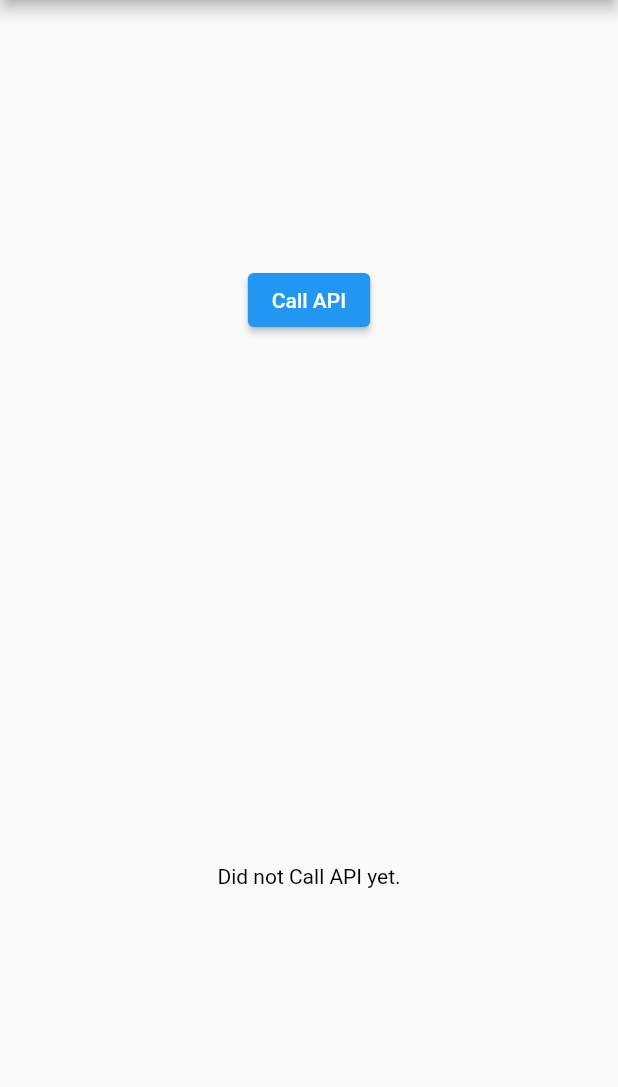
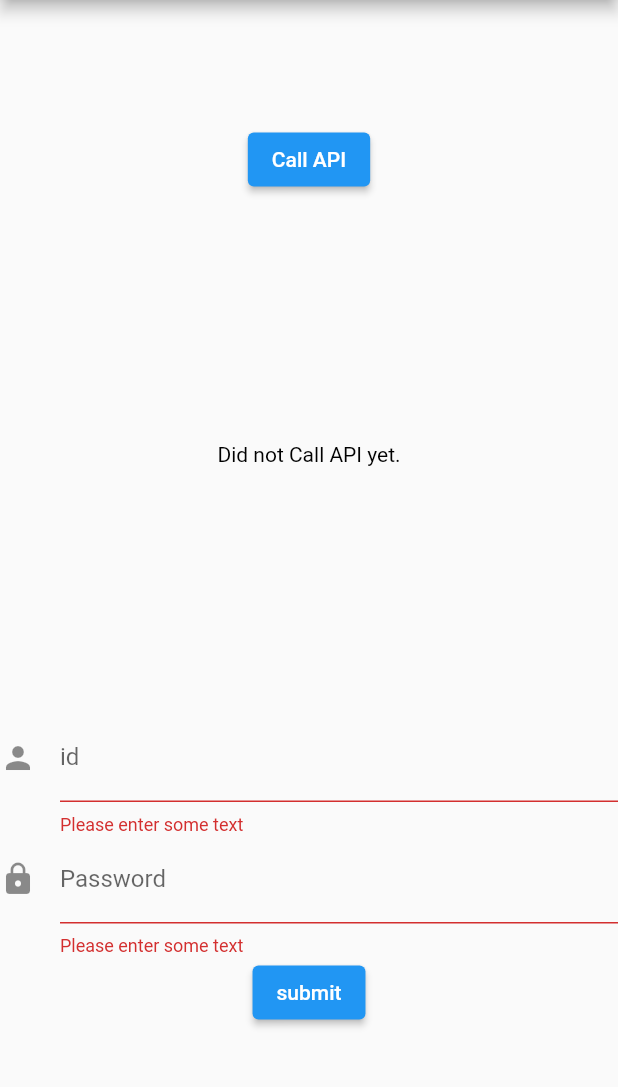
Before and after one commit to ye1ne/client_env_setup, a Flutter app: the screen it shows after launch, on a phone screen of 412 x 824 dp, the part 84-1171 px from its top. Run offline on Flutter 3.47's test engine with Material 2 defaults, Android fonts, the phone set to English and light mode, and no system bars.

Commit message:
Feature: HTTP POST method Test

```diff
--- a/api_test/lib/main.dart
+++ b/api_test/lib/main.dart
@@ -1,5 +1,6 @@
 import 'package:flutter/material.dart';
 import 'package:http/http.dart' as http;
+import 'dart:convert';
 
 void main() {
   runApp(const MyApp());
@@ -15,7 +16,7 @@ class MyApp extends StatelessWidget {
       theme: ThemeData(
         primarySwatch: Colors.blue,
       ),
-      home: HomePage(),
+      home: const HomePage(),
     );
   }
 }
@@ -34,7 +35,31 @@ class _HomePageState extends State<HomePage> {
         await http.get(Uri.parse('http://localhost:8080/api/hello'));
     if (response.statusCode == 200) {
       setState(() {
-        result = "Response Body: " + response.body;
+        result = "Response Body: ${response.body}";
+      });
+    } else {
+      setState(() {
+        result = "Request failed with status: ${response.statusCode}";
+      });
+    }
+  }
+
+  final _formKey = GlobalKey<FormState>();
+  String _id = '';
+  String _password = '';
+
+  _postUser() async {
+    final response = await http.post(Uri.parse('https://webhook.site/fe6742f5-29e3-41bf-96b7-2dd8aa2e3b59'),
+        headers: {
+          'Content-Type': 'application/json',
+        },
+        body: jsonEncode({
+          'id': _id,
+          'password': _password,
+        }));
+    if (response.statusCode == 200) {
+      setState(() {
+        result = "SignUp Success!";
       });
     } else {
       setState(() {
@@ -58,7 +83,66 @@ class _HomePageState extends State<HomePage> {
                   _fetchText();
                 },
                 child: const Text('Call API')),
-            Text(result, style: TextStyle(color: Colors.black)),
+            Text(result, style: const TextStyle(color: Colors.black)),
+            Form(
+              key: _formKey,
+              child: Column(
+                mainAxisAlignment: MainAxisAlignment.spaceEvenly,
+                children: [
+                  TextFormField(
+                    decoration: const InputDecoration(
+                      icon: Icon(Icons.person),
+                      labelText: 'id',
+                    ),
+                    autovalidateMode: AutovalidateMode.always,
+                    onSaved: (value) {
+                      setState(() {
+                        _id = value as String;
+                      });
+                    },
+                    validator: (value) {
+                      if (value == null || value.isEmpty) {
+                        return 'Please enter some text';
+                      }
+                      return null;
+                    },
+                  ),
+                  TextFormField(
+                    decoration: const InputDecoration(
+                      icon: Icon(Icons.lock),
+                      labelText: 'Password',
+                    ),
+                    autovalidateMode: AutovalidateMode.always,
+                    onSaved: (value) {
+                      setState(() {
+                        _password = value as String;
+                      });
+                    },
+                    validator: (value) {
+                      if (value == null || value.isEmpty) {
+                        return 'Please enter some text';
+                      }
+                      return null;
+                    },
+                  ),
+                  ElevatedButton(
+                    onPressed: () {
+                      if (_formKey.currentState!.validate()) {
+                        _formKey.currentState!.save();
+                        _postUser();
+                        ScaffoldMessenger.of(context).showSnackBar(
+                          SnackBar(
+                            content: Text(
+                                'Sent id:$_id and password:$_password to server'),
+                          ),
+                        );
+                      }
+                    },
+                    child: const Text('submit'),
+                  )
+                ],
+              ),
+            )
           ],
         ),
       ),
```
